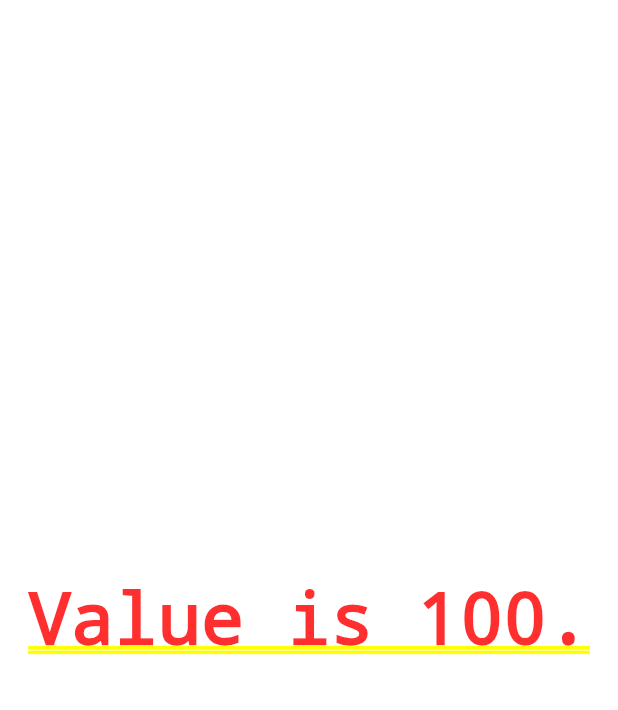
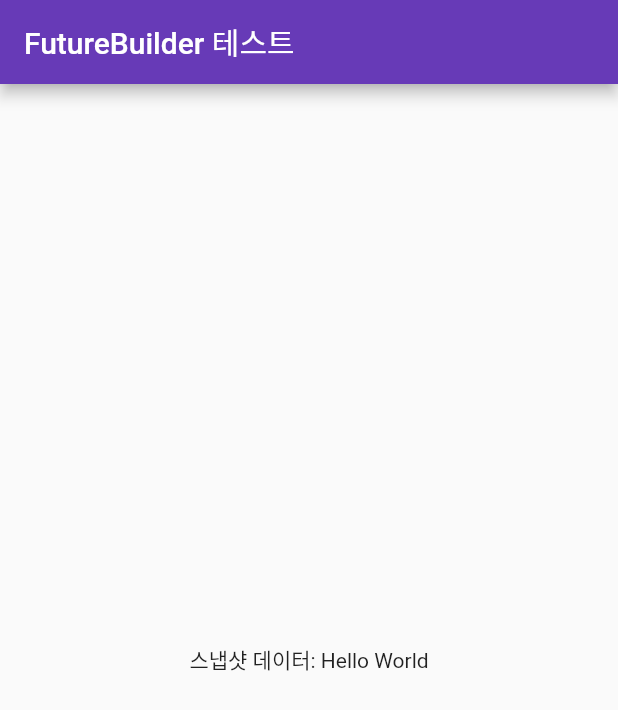
Before and after one commit to sunglimlee/dart_unit_test, a Flutter app: the screen it shows after launch, on a phone screen of 412 x 824 dp. Shown: the top 710 px of the screen. Run offline on Flutter 3.47's test engine with Material 2 defaults, Android fonts, the phone set to English and light mode, and no system bars; our stand-ins replace get.

Commit message:
FutureBuilder<String> 사용법, #FutureBuilder, #Future - CircularProgressIndicator(); 함수도 같이 사용했다. - Future.delayed(Duration(second:5), () {return 'Hello World'}); - 아주 중요한 부분이다. FutureBuilder 는 상태관리가 필요없고 이자체로 하나의 데이터를 계속 감시하고 있게 된다.

```diff
--- a/lib/widgets/future_async_await.dart
+++ b/lib/widgets/future_async_await.dart
@@ -1,40 +1,37 @@
 import 'package:flutter/material.dart';
 import 'package:get/get.dart';
 
-class FutureAsyncAwait extends GetView<FutureController> {
+class FutureAsyncAwait extends StatelessWidget {
   const FutureAsyncAwait({Key? key}) : super(key: key);
 
   @override
   Widget build(BuildContext context) {
-    Get.put(FutureController());
-    return Obx(() {
-      var a = controller.resultFuture.value;
-      if (a != 0) {
-        return Center(
-          child: Text('Value is $a.'),
-        );
-      } else {
-        return const CircularProgressIndicator();
-      }
+    return Scaffold(
+      appBar: AppBar(
+        title: const Text('FutureBuilder 테스트'),
+      ),
+      body: Center(
+        child: FutureBuilder<String>(
+          future: helloWorld(),
+          builder: (BuildContext context, AsyncSnapshot<String> snapshot) {
+            if (snapshot.hasData) {
+              return Text('스냅샷 데이터: ${snapshot.data.toString()}');
+            } else if (snapshot.hasData == false) {
+              return const CircularProgressIndicator();
+            } else if (snapshot.hasError) {
+              return const Text('스냅샷 에러');
+            } else {
+              return const Text('혹시 몰라서 else문 추가');
+            }
+          },
+        ),
+      ),
+    );
+  }
+
+  Future<String> helloWorld() {
+    return Future.delayed(const Duration(seconds: 5), () {
+      return 'Hello World';
     });
   }
-
 }
-
-class FutureController extends GetxController {
-  var resultFuture = 0.obs;
-
-  futureNumber() async {
-    // 3초후 100이 상자에서 나온다.
-    var a = await Future<int>.delayed(const Duration(seconds: 3), () {
-      return 100;
-    });
-    resultFuture(a);
-  }
-
-  @override
-  void onInit() {
-    super.onInit();
-    futureNumber();
-  }
-}
```
